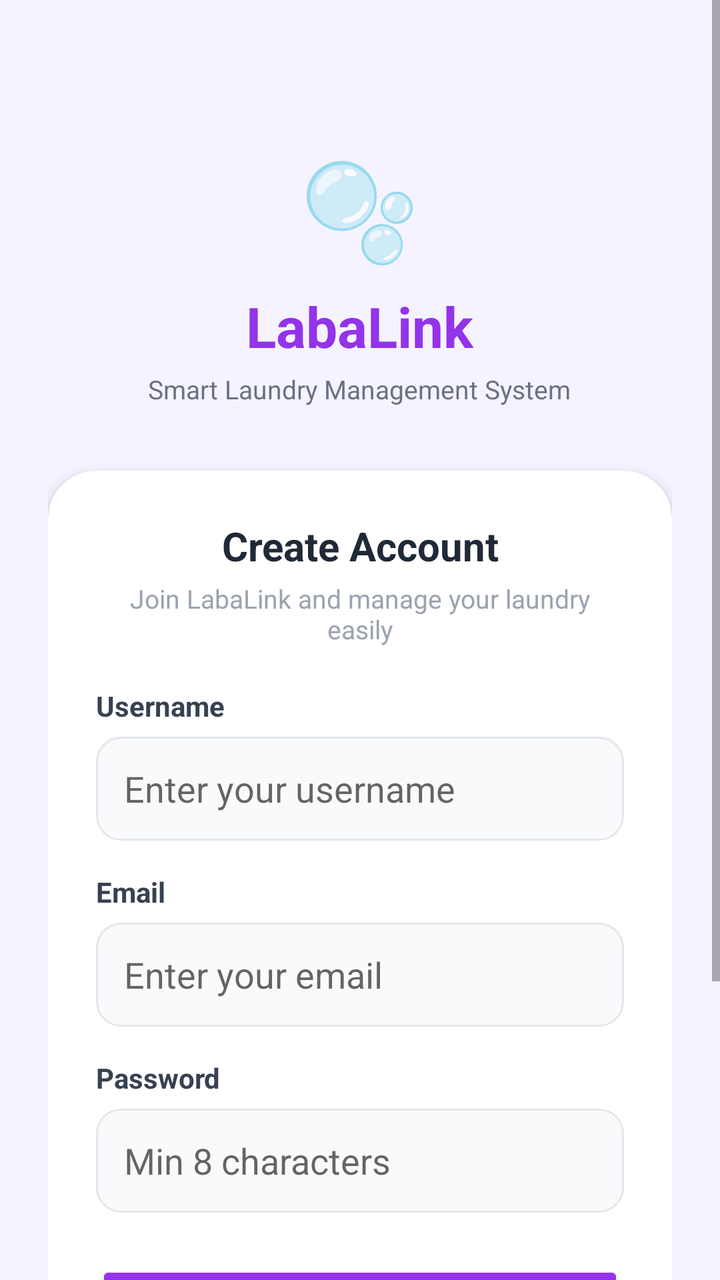
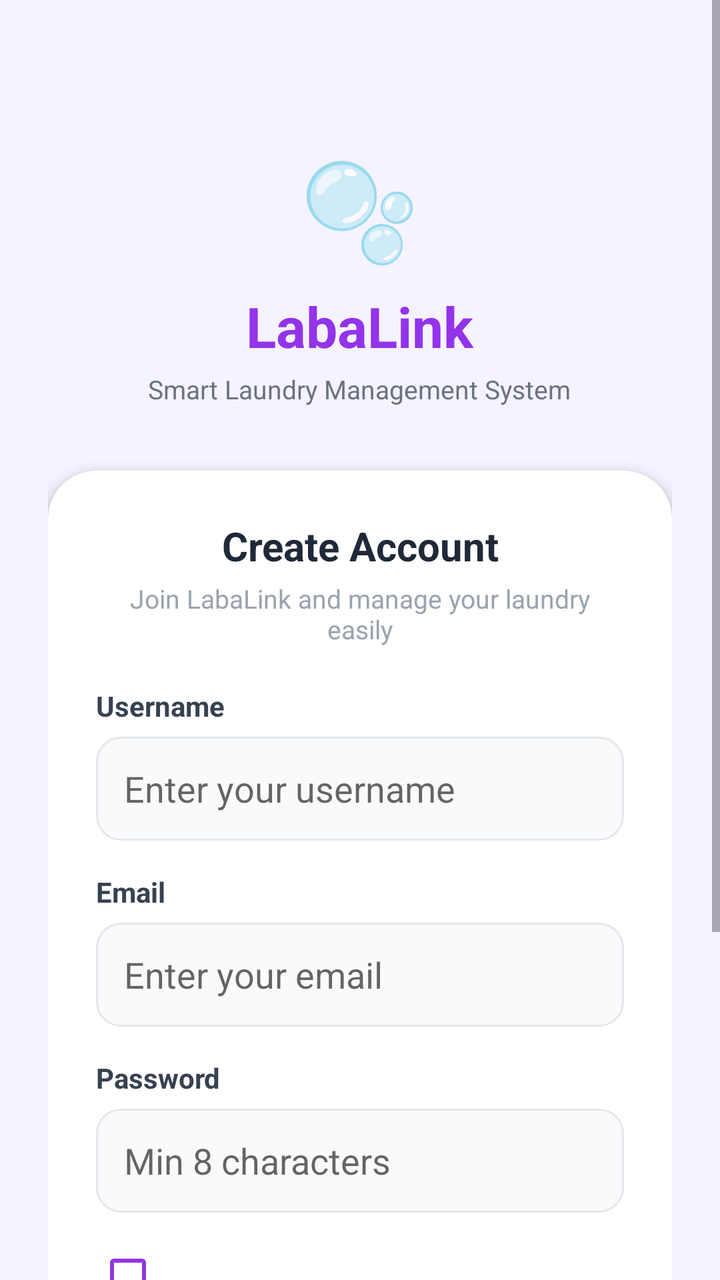

The first picture is an Android layout as it rendered before a commit; the second is the same layout after the commit. The layout source and the unified diff follow.
<!-- AndroidManifest.xml: application theme Theme.LabaLink -->
<!-- res/layout/activity_register.xml -->
<?xml version="1.0" encoding="utf-8"?>
<ScrollView
    xmlns:android="http://schemas.android.com/apk/res/android"
    android:layout_width="match_parent"
    android:layout_height="match_parent"
    android:background="#F5F3FF"
    android:fillViewport="true">

    <LinearLayout
        android:layout_width="match_parent"
        android:layout_height="wrap_content"
        android:orientation="vertical"
        android:gravity="center_horizontal"
        android:padding="24dp">

        
        <TextView
            android:layout_width="wrap_content"
            android:layout_height="wrap_content"
            android:text="🫧"
            android:textSize="48sp"
            android:layout_marginTop="48dp"/>

        <TextView
            android:layout_width="wrap_content"
            android:layout_height="wrap_content"
            android:text="LabaLink"
            android:textSize="28sp"
            android:textStyle="bold"
            android:textColor="#9333EA"
            android:layout_marginTop="8dp"/>

        <TextView
            android:layout_width="wrap_content"
            android:layout_height="wrap_content"
            android:text="Smart Laundry Management System"
            android:textSize="13sp"
            android:textColor="#6B7280"
            android:layout_marginTop="4dp"/>

        
        <androidx.cardview.widget.CardView
            android:layout_width="match_parent"
            android:layout_height="wrap_content"
            android:layout_marginTop="32dp"
            app:cardCornerRadius="24dp"
            app:cardElevation="4dp"
            xmlns:app="http://schemas.android.com/apk/res-auto">

            <LinearLayout
                android:layout_width="match_parent"
                android:layout_height="wrap_content"
                android:orientation="vertical"
                android:padding="24dp">

                <TextView
                    android:layout_width="match_parent"
                    android:layout_height="wrap_content"
                    android:text="Create Account"
                    android:textSize="20sp"
                    android:textStyle="bold"
                    android:textColor="#1F2937"
                    android:gravity="center"/>

                <TextView
                    android:layout_width="match_parent"
                    android:layout_height="wrap_content"
                    android:text="Join LabaLink and manage your laundry easily"
                    android:textSize="13sp"
                    android:textColor="#9CA3AF"
                    android:gravity="center"
                    android:layout_marginTop="4dp"
                    android:layout_marginBottom="20dp"/>

                
                <TextView
                    android:id="@+id/tvError"
                    android:layout_width="match_parent"
                    android:layout_height="wrap_content"
                    android:text=""
                    android:textColor="#DC2626"
                    android:textSize="13sp"
                    android:background="#FEE2E2"
                    android:padding="12dp"
                    android:visibility="gone"
                    android:layout_marginBottom="12dp"/>

                
                <TextView
                    android:layout_width="match_parent"
                    android:layout_height="wrap_content"
                    android:text="Username"
                    android:textSize="14sp"
                    android:textStyle="bold"
                    android:textColor="#374151"
                    android:layout_marginBottom="6dp"/>

                <EditText
                    android:id="@+id/etUsername"
                    android:layout_width="match_parent"
                    android:layout_height="52dp"
                    android:hint="Enter your username"
                    android:background="@drawable/input_background"
                    android:padding="14dp"
                    android:inputType="text"
                    android:layout_marginBottom="16dp"/>

                
                <TextView
                    android:layout_width="match_parent"
                    android:layout_height="wrap_content"
                    android:text="Email"
                    android:textSize="14sp"
                    android:textStyle="bold"
                    android:textColor="#374151"
                    android:layout_marginBottom="6dp"/>

                <EditText
                    android:id="@+id/etEmail"
                    android:layout_width="match_parent"
                    android:layout_height="52dp"
                    android:hint="Enter your email"
                    android:background="@drawable/input_background"
                    android:padding="14dp"
                    android:inputType="textEmailAddress"
                    android:layout_marginBottom="16dp"/>

                
                <TextView
                    android:layout_width="match_parent"
                    android:layout_height="wrap_content"
                    android:text="Password"
                    android:textSize="14sp"
                    android:textStyle="bold"
                    android:textColor="#374151"
                    android:layout_marginBottom="6dp"/>

                <EditText
                    android:id="@+id/etPassword"
                    android:layout_width="match_parent"
                    android:layout_height="52dp"
                    android:hint="Min 8 characters"
                    android:background="@drawable/input_background"
                    android:padding="14dp"
                    android:inputType="textPassword"
                    android:layout_marginBottom="24dp"/>

                
                <Button
                    android:id="@+id/btnRegister"
                    android:layout_width="match_parent"
                    android:layout_height="52dp"
                    android:text="Create Account"
                    android:textColor="#FFFFFF"
                    android:textSize="16sp"
                    android:backgroundTint="#9333EA"
                    android:layout_marginBottom="16dp"/>

                
                <TextView
                    android:id="@+id/tvLoginLink"
                    android:layout_width="match_parent"
                    android:layout_height="wrap_content"
                    android:text="Already have an account? Login here"
                    android:textSize="13sp"
                    android:textColor="#9333EA"
                    android:gravity="center"
                    android:padding="8dp"/>

            </LinearLayout>
        </androidx.cardview.widget.CardView>

        
        <TextView
            android:layout_width="wrap_content"
            android:layout_height="wrap_content"
            android:text="© 2026 LabaLink. All rights reserved."
            android:textSize="11sp"
            android:textColor="#9CA3AF"
            android:layout_marginTop="16dp"
            android:layout_marginBottom="24dp"/>

    </LinearLayout>
</ScrollView>
<!-- resources referenced by this layout -->
<resources>
  <!-- drawable input_background (drawable) -->
  <?xml version="1.0" encoding="utf-8"?>
  <shape xmlns:android="http://schemas.android.com/apk/res/android"
      android:shape="rectangle">
      <solid android:color="#F9FAFB"/>
      <stroke
          android:width="1dp"
          android:color="#E5E7EB"/>
      <corners android:radius="12dp"/>
  </shape>
  <style name="Theme.LabaLink" parent="Theme.AppCompat.Light.NoActionBar">
          <item name="colorPrimary">#9333EA</item>
          <item name="colorPrimaryDark">#7E22CE</item>
          <item name="colorAccent">#9333EA</item>
      </style>
</resources>

<!-- the commit's change to res/layout/activity_register.xml (unified diff, before → after) -->
@@ -143,7 +143,32 @@
                     android:background="@drawable/input_background"
                     android:padding="14dp"
                     android:inputType="textPassword"
-                    android:layout_marginBottom="24dp"/>
+                    android:layout_marginBottom="16dp"/>
+
+                
+                <LinearLayout
+                    android:layout_width="match_parent"
+                    android:layout_height="wrap_content"
+                    android:orientation="horizontal"
+                    android:gravity="center_vertical"
+                    android:layout_marginBottom="20dp">
+
+                    <CheckBox
+                        android:id="@+id/cbAgreeTerms"
+                        android:layout_width="wrap_content"
+                        android:layout_height="wrap_content"
+                        android:buttonTint="#9333EA"
+                        android:contentDescription="Agree to the Terms of Service and Privacy Policy"/>
+
+                    <TextView
+                        android:id="@+id/tvAgreeTerms"
+                        android:layout_width="0dp"
+                        android:layout_height="wrap_content"
+                        android:layout_weight="1"
+                        android:textSize="13sp"
+                        android:textColor="#374151"
+                        android:textColorLink="#9333EA"/>
+                </LinearLayout>
 
                 
                 <Button
